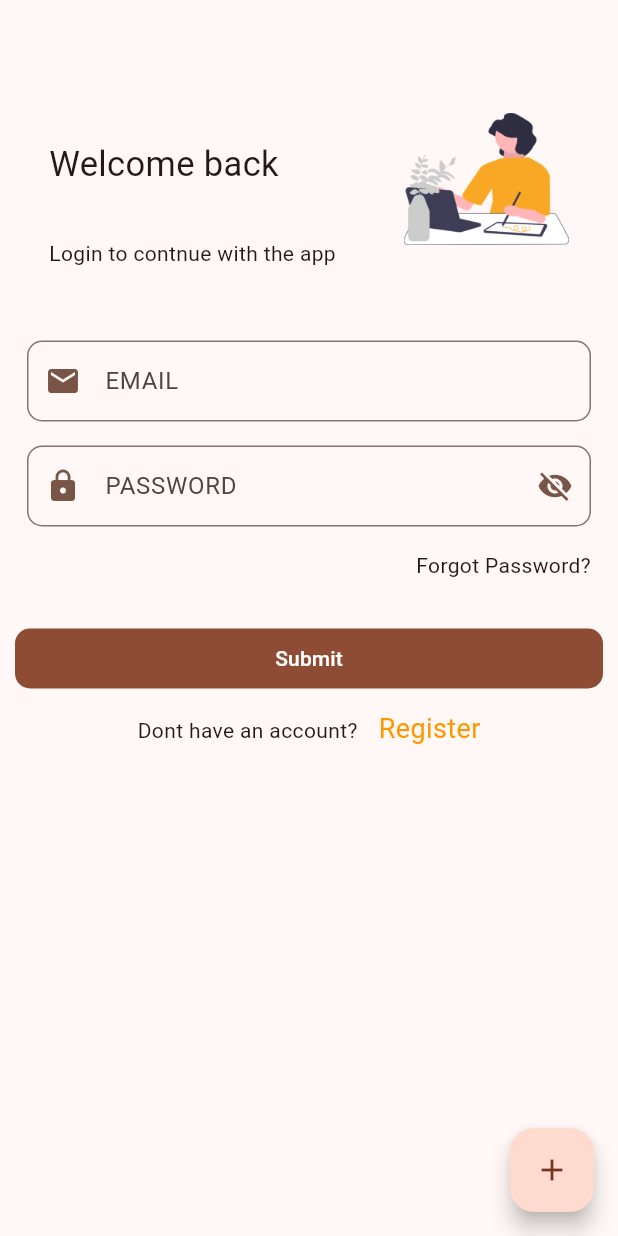
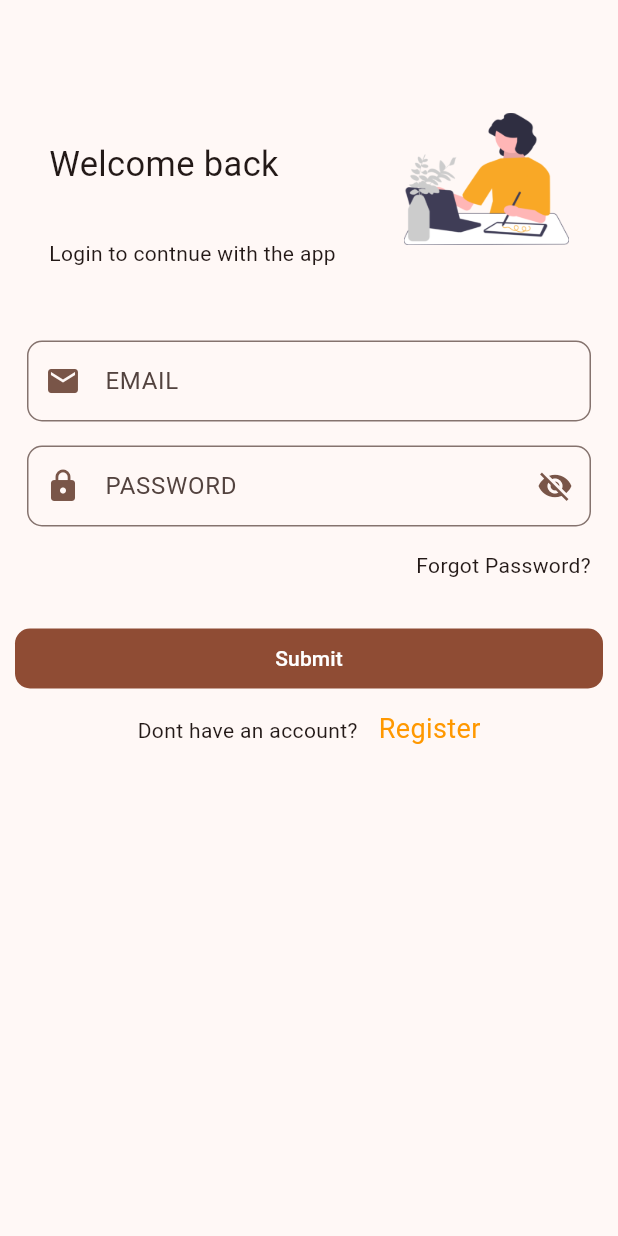
Before and after one commit to muchirajunior/travel, a Flutter app: the screen it shows after launch, on a phone screen of 412 x 824 dp. Run offline on Flutter 3.47's test engine with Material 3 defaults, Android fonts, the phone set to English and light mode, and no system bars; our stand-ins replace connectivity_plus, shared_preferences; accounts and stored records are empty.

Commit message:
wip :gear:

```diff
--- a/lib/screens/auth/login.dart
+++ b/lib/screens/auth/login.dart
@@ -20,7 +20,7 @@ class _LoginState extends State<Login> {
   GlobalKey<FormState> formKey=GlobalKey<FormState>();
 
   Future submit()async{
-     Navigator.pushReplacementNamed(context, "/home");
+    Navigator.pushReplacementNamed(context, "/home");
     if(! formKey.currentState!.validate()){
       return;
     }
@@ -28,7 +28,7 @@ class _LoginState extends State<Login> {
     SharedPreferences preferences = await SharedPreferences.getInstance();
     setState(() => loading=true );
     await ApiRequests.postRequest(route: "/login", body:data).then((response) {
-      print(response.body);
+      // print(response.body);
       if(response.statusCode==200){
         showSnackbar(context, message:"login success ....!");
         var result=jsonDecode(response.body);
@@ -101,11 +101,6 @@ class _LoginState extends State<Login> {
           ),
         ),
       ),
-
-      floatingActionButton: FloatingActionButton(
-        onPressed: (){},
-        child: Icon(Icons.add),
-      ),
     );
   }
 }
```
